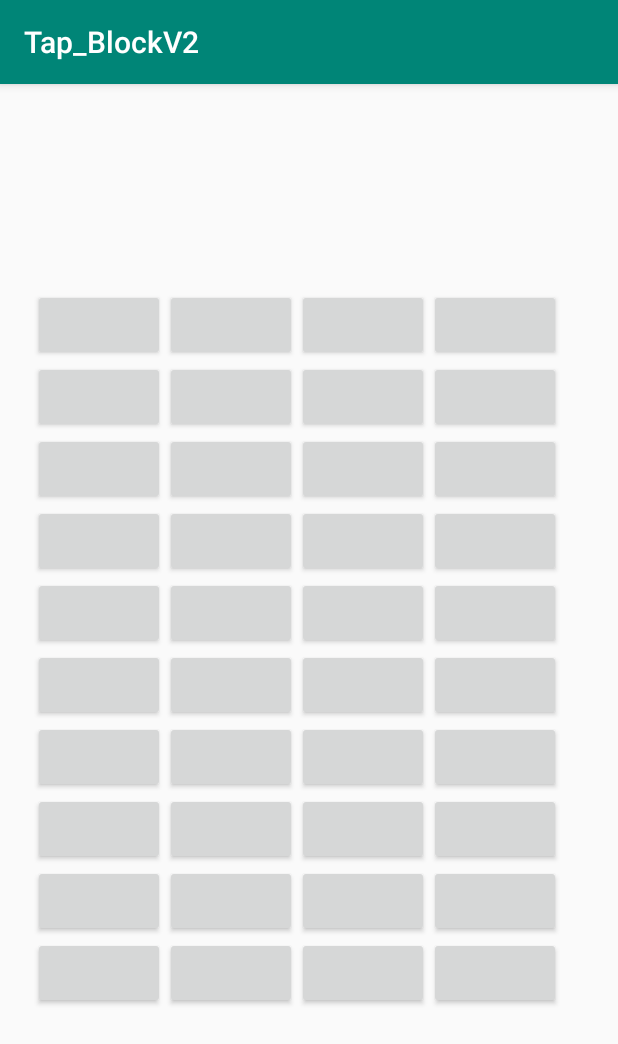
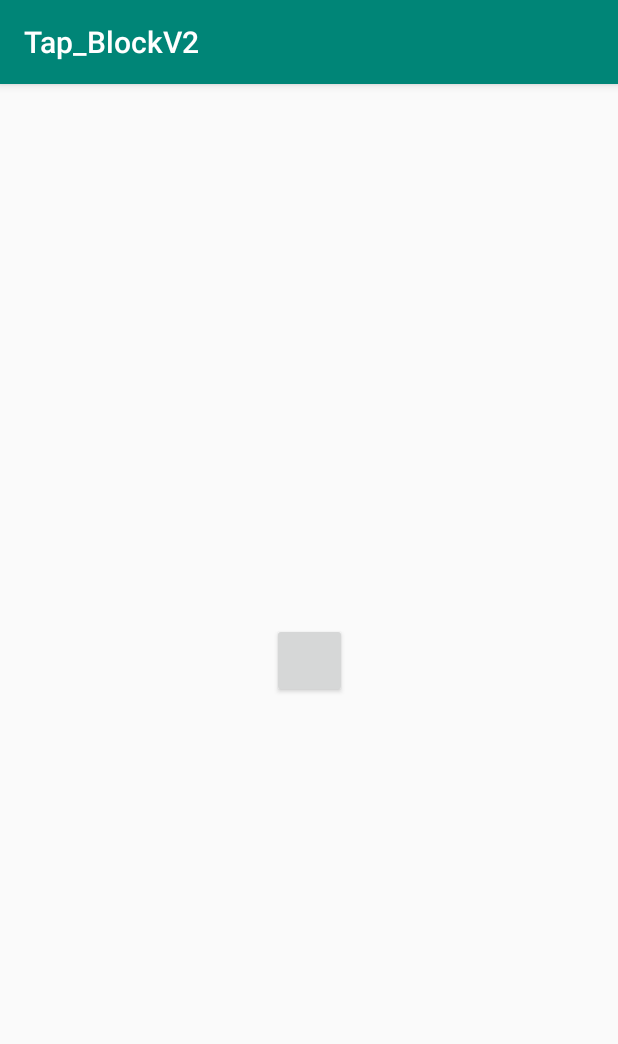
Before and after one commit to Lecodeurfou/Tap_Block, an Android app: the screen it shows after launch (MainActivity), on a phone screen of 412 x 824 dp. Shown: the top 1044 px of the screen. Run offline under Robolectric (Android 15) with nearby library versions, the phone set to English and light mode, and no system bars.

Commit message:
Update activity_main.xml
Changement du xml mauvais

```diff
--- a/app/src/main/res/layout/activity_main.xml
+++ b/app/src/main/res/layout/activity_main.xml
@@ -4,12 +4,14 @@
     xmlns:tools="http://schemas.android.com/tools"
     android:layout_width="match_parent"
     android:layout_height="match_parent"
-    tools:context=".Game_Loop">
+    tools:context=".MainActivity">
 
-    <android.support.v7.widget.GridLayout
-        android:id="@+id/grille"
-        android:layout_width="368dp"
-        android:layout_height="495dp"
+
+
+    <Button
+        android:id="@+id/btn1"
+        android:layout_width="50dp"
+        android:layout_height="50dp"
         android:layout_marginStart="8dp"
         android:layout_marginTop="8dp"
         android:layout_marginEnd="8dp"
@@ -17,218 +19,13 @@
         app:layout_constraintBottom_toBottomOf="parent"
         app:layout_constraintEnd_toEndOf="parent"
         app:layout_constraintStart_toStartOf="parent"
-        app:layout_constraintTop_toTopOf="parent"
-        app:rowCount="10"
-        app:columnCount="4">
+        app:layout_constraintTop_toTopOf="parent" />
 
-        <Button
-            android:id="@+id/touche0"
-            app:layout_column="0"
-            app:layout_row="0"
 
-            />
 
-        <Button
-            android:id="@+id/touche1"
-            app:layout_column="1"
-            app:layout_row="0"
 
-            />
-        <Button
-            android:id="@+id/touche2"
-            app:layout_column="2"
-            app:layout_row="0"
-            />
-        <Button
-            android:id="@+id/touche3"
-            app:layout_column="3"
-            app:layout_row="0"
-            />
-        <Button
-            android:id="@+id/touche4"
-            app:layout_column="0"
-            app:layout_row="1"
-            />
-        <Button
-            android:id="@+id/touche5"
-            app:layout_column="1"
-            app:layout_row="1"
-            />
 
-        <Button
-            android:id="@+id/touche6"
-            app:layout_column="2"
-            app:layout_row="1"
-            />
 
-        <Button
-            android:id="@+id/touche7"
-            app:layout_column="3"
-            app:layout_row="1"
-            />
 
-        <Button
-            android:id="@+id/touche8"
-            app:layout_column="0"
-            app:layout_row="2"
-            />
 
-        <Button
-            android:id="@+id/touche9"
-            app:layout_column="1"
-            app:layout_row="2"
-            />
-        <Button
-            android:id="@+id/touche10"
-            app:layout_column="2"
-            app:layout_row="2"
-            />
-        <Button
-            android:id="@+id/touche11"
-            app:layout_column="3"
-            app:layout_row="2"
-            />
-        <Button
-            android:id="@+id/touche12"
-            app:layout_column="0"
-            app:layout_row="3"
-            />
-        <Button
-            android:id="@+id/touche13"
-            app:layout_column="1"
-            app:layout_row="3"
-            />
-        <Button
-            android:id="@+id/touche14"
-            app:layout_column="2"
-            app:layout_row="3"
-            />
-        <Button
-            android:id="@+id/touche15"
-            app:layout_column="3"
-            app:layout_row="3"
-            />
-        <Button
-            android:id="@+id/touche16"
-            app:layout_column="0"
-            app:layout_row="4"
-            />
-        <Button
-            android:id="@+id/touche17"
-            app:layout_column="1"
-            app:layout_row="4"
-            />
-        <Button
-            android:id="@+id/touche18"
-            app:layout_column="2"
-            app:layout_row="4"
-            />
-        <Button
-            android:id="@+id/touche19"
-            app:layout_column="3"
-            app:layout_row="4"
-            />
-        <Button
-            android:id="@+id/touche20"
-            app:layout_column="0"
-            app:layout_row="5"
-            />
-        <Button
-            android:id="@+id/touche21"
-            app:layout_column="1"
-            app:layout_row="5"
-            />
-        <Button
-            android:id="@+id/touche22"
-            app:layout_column="2"
-            app:layout_row="5"
-            />
-        <Button
-            android:id="@+id/touche23"
-            app:layout_column="3"
-            app:layout_row="5"
-            />
-        <Button
-            android:id="@+id/touche24"
-            app:layout_column="0"
-            app:layout_row="6"
-            />
-        <Button
-            android:id="@+id/touche25"
-            app:layout_column="1"
-            app:layout_row="6"
-            />
-        <Button
-            android:id="@+id/touche26"
-            app:layout_column="2"
-            app:layout_row="6"
-            />
-        <Button
-            android:id="@+id/touche27"
-            app:layout_column="3"
-            app:layout_row="6"
-            />
-        <Button
-            android:id="@+id/touche28"
-            app:layout_column="0"
-            app:layout_row="7"
-            />
-        <Button
-            android:id="@+id/touche29"
-            app:layout_column="1"
-            app:layout_row="7"
-            />
-        <Button
-            android:id="@+id/touche30"
-            app:layout_column="2"
-            app:layout_row="7"
-            />
-        <Button
-            android:id="@+id/touche31"
-            app:layout_column="3"
-            app:layout_row="7"
-            />
-        <Button
-            android:id="@+id/touche32"
-            app:layout_column="0"
-            app:layout_row="8"
-            />
-        <Button
-            android:id="@+id/touche33"
-            app:layout_column="1"
-            app:layout_row="8"
-            />
-        <Button
-            android:id="@+id/touche34"
-            app:layout_column="2"
-            app:layout_row="8"
-            />
-
-        <Button
-            android:id="@+id/touche35"
-            app:layout_column="3"
-            app:layout_row="8"
-            />
-        <Button
-            android:id="@+id/touche36"
-            app:layout_column="0"
-            app:layout_row="9"
-            />
-        <Button
-            android:id="@+id/touche37"
-            app:layout_column="1"
-            app:layout_row="9"
-            />
-        <Button
-            android:id="@+id/touche38"
-            app:layout_column="2"
-            app:layout_row="9"
-            />
-        <Button
-            android:id="@+id/touche39"
-            app:layout_column="3"
-            app:layout_row="9"
-            />
-
-    </android.support.v7.widget.GridLayout>
 </android.support.constraint.ConstraintLayout>
```
